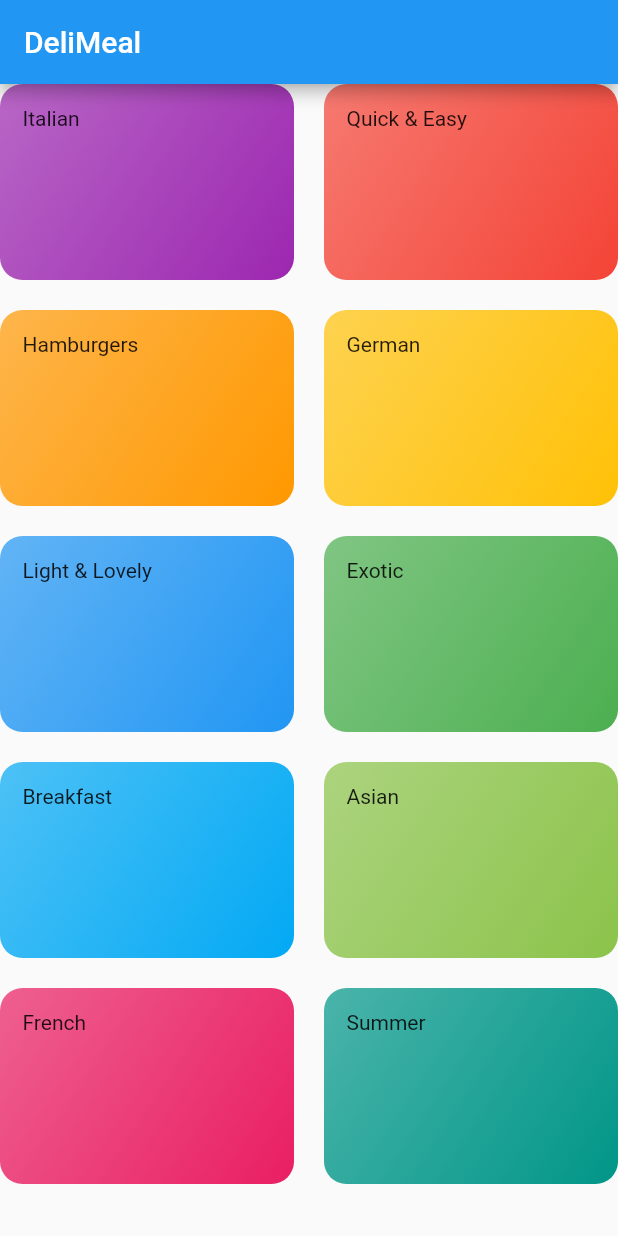
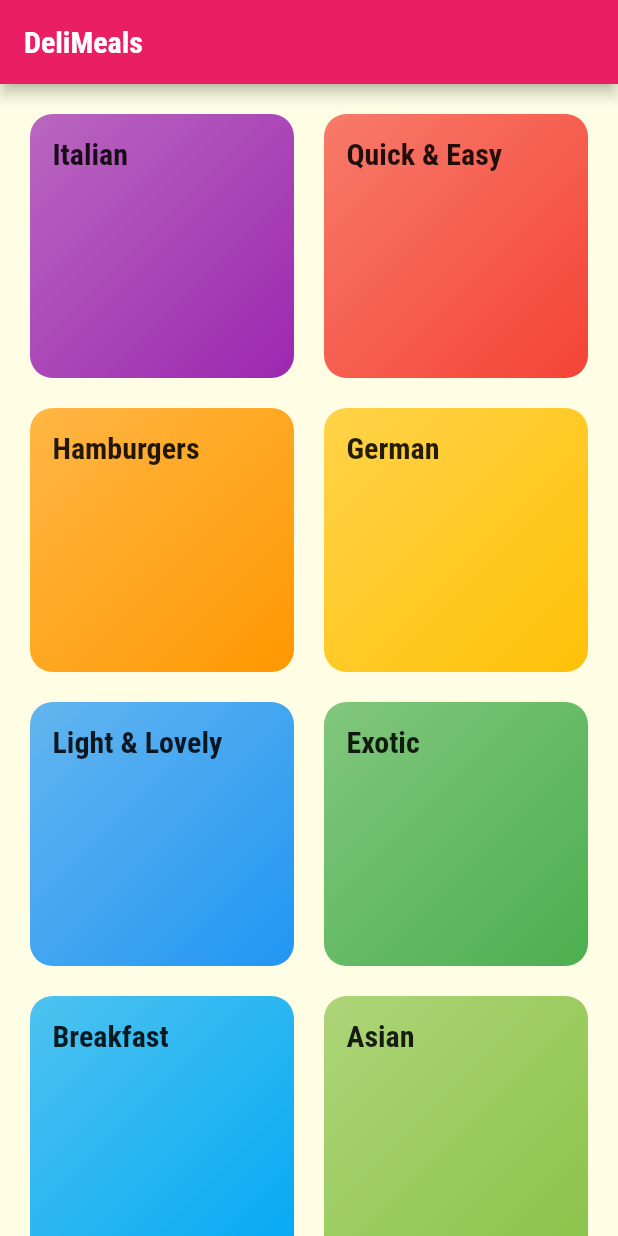
Before and after one commit to mnnkhndlwl/Meals_app_flutter, a Flutter app: the screen it shows after launch, on a phone screen of 412 x 824 dp. Run offline on Flutter 3.47's test engine with Material 2 defaults, Android fonts, the phone set to English and light mode, and no system bars.

Commit message:
styling and theming

```diff
--- a/lib/categories_screen.dart
+++ b/lib/categories_screen.dart
@@ -1,33 +1,4 @@
-// import 'package:flutter/material.dart';
-// import './dummy_data.dart';
-// import './category_item.dart';
-
-// class CategoriesScreen extends StatelessWidget {
-//   @override
-//   Widget build(BuildContext context) {
-//     return Scaffold(
-//       appBar: AppBar(
-//         title: const Text('DeliMeals'),
-//       ),
-//       body: GridView(
-//         children: DUMMY_CATEGORIES.map((catData) => CategoryItem(
-//                   catData.title,
-//                   catData.color,
-//                 ))
-//             .toList(),
-//         gridDelegate: SliverGridDelegateWithMaxCrossAxisExtent(
-//           maxCrossAxisExtent: 200,
-//           childAspectRatio: 3 / 2,
-//           crossAxisSpacing: 20,
-//           mainAxisExtent: 20,
-//         ),
-//       ),
-//     );
-//   }
-// }
-
 import 'package:flutter/material.dart';
-
 import './dummy_data.dart';
 import './category_item.dart';
 
@@ -36,20 +7,21 @@ class CategoriesScreen extends StatelessWidget {
   Widget build(BuildContext context) {
     return Scaffold(
       appBar: AppBar(
-        title: const Text('DeliMeal'),
+        title: const Text('DeliMeals'),
       ),
       body: GridView(
+        padding: const EdgeInsets.all(20),
         children: DUMMY_CATEGORIES
             .map(
               (catData) => CategoryItem(
-                    catData.title,
-                    catData.color,
-                  ),
+                catData.title,
+                catData.color,
+              ),
             )
             .toList(),
         gridDelegate: SliverGridDelegateWithMaxCrossAxisExtent(
           maxCrossAxisExtent: 200,
-          childAspectRatio: 3 / 2,
+          childAspectRatio: 3 / 3,
           crossAxisSpacing: 20,
           mainAxisSpacing: 20,
         ),
--- a/lib/category_item.dart
+++ b/lib/category_item.dart
@@ -10,7 +10,10 @@ class CategoryItem extends StatelessWidget {
   Widget build(BuildContext context) {
     return Container(
       padding: const EdgeInsets.all(15),
-      child: Text(title),
+      child: Text(
+        title,
+        style: Theme.of(context).textTheme.headline6,
+      ),
       decoration: BoxDecoration(
         gradient: LinearGradient(
           colors: [
--- a/lib/main.dart
+++ b/lib/main.dart
@@ -9,7 +9,23 @@ class MyApp extends StatelessWidget {
     return MaterialApp(
       title: 'DeliMeals',
       theme: ThemeData(
-        primarySwatch: Colors.blue,
+        primarySwatch: Colors.pink,
+        accentColor: Colors.amber,
+        canvasColor: Color.fromRGBO(255, 254, 229, 1),
+        fontFamily: 'Raleway',
+        textTheme: ThemeData.light().textTheme.copyWith(
+              bodyText1: TextStyle(
+                color: Color.fromRGBO(20, 51, 51, 1),
+              ),
+              bodyText2: TextStyle(
+                color: Color.fromRGBO(20, 51, 51, 1),
+              ),
+              headline6: TextStyle(
+                fontFamily: 'RobotoCondensed',
+                fontSize: 20,
+                fontWeight: FontWeight.bold,
+              ),
+            ),
       ),
       home: CategoriesScreen(),
     );
```
Also changed, not shown: pubspec.yaml (+17 -6 lines), assets/fonts/Raleway-Black.ttf (added), assets/fonts/Raleway-Bold.ttf (added), assets/fonts/Raleway-Regular.ttf (added), assets/fonts/RobotoCondensed-Bold.ttf (added), assets/fonts/RobotoCondensed-Italic.ttf (added), assets/fonts/RobotoCondensed-Light.ttf (added), assets/fonts/RobotoCondensed-Regular.ttf (added).
